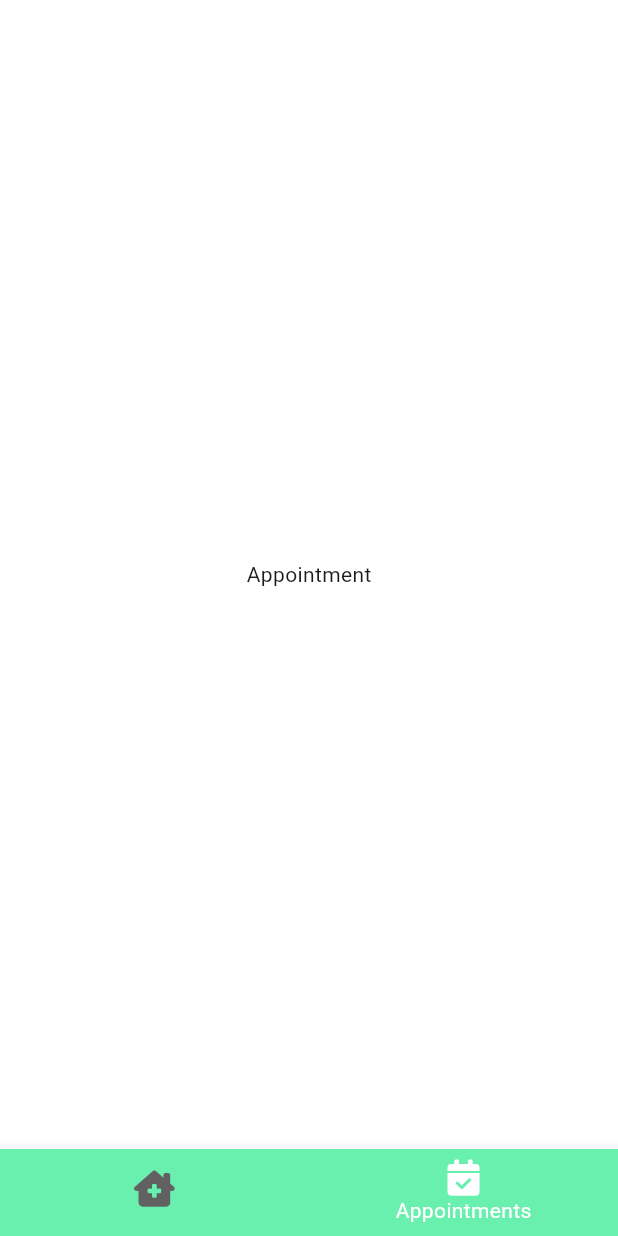
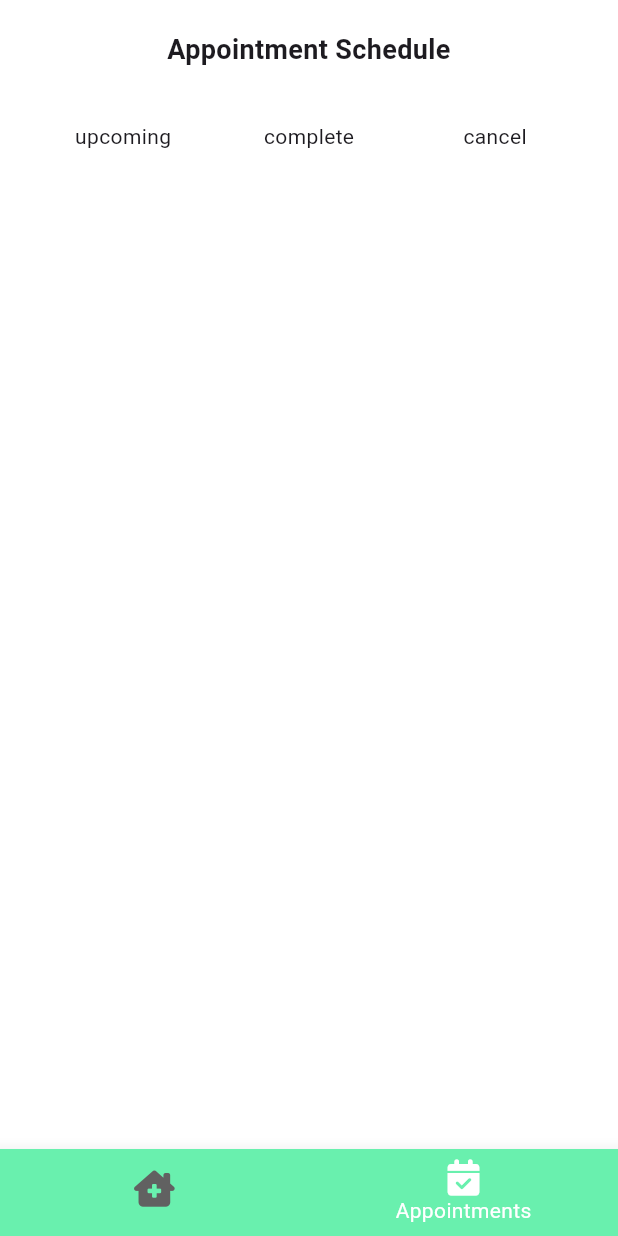
Before and after one commit to maryline321/Flutter, a Flutter app: the MainLayout screen opened by its route, swiped to page 2, on a phone screen of 412 x 824 dp. Run offline on Flutter 3.47's test engine with Material 3 defaults, Android fonts, the phone set to English and light mode, and no system bars; our stand-ins replace font_awesome_flutter.

Commit message:
file updates

```diff
--- a/doctor_appointment/lib/components/login.dart
+++ b/doctor_appointment/lib/components/login.dart
@@ -1,10 +1,6 @@
 
-import 'package:doctor_appointment/components/button.dart';
 import 'package:doctor_appointment/utils/config.dart';
-import 'package:doctor_appointment/utils/main_layout.dart';
 import 'package:flutter/material.dart';
-import 'package:get/get.dart';
-import 'package:get/get_core/src/get_main.dart';
 
 import '../utils/text.dart';
 
--- a/doctor_appointment/lib/components/social_button.dart
+++ b/doctor_appointment/lib/components/social_button.dart
@@ -3,9 +3,9 @@ import 'package:flutter/material.dart';
 
 class SocialButton extends StatelessWidget {
   const SocialButton({
-    Key? key,
+    super.key,
     required this.social,
-  }) : super(key: key);
+  });
 
   final String social;
 
--- a/doctor_appointment/lib/main.dart
+++ b/doctor_appointment/lib/main.dart
@@ -1,4 +1,3 @@
-import 'package:doctor_appointment/components/login.dart';
 import 'package:doctor_appointment/screens/auth_page.dart';
 import 'package:doctor_appointment/utils/config.dart';
 import 'package:doctor_appointment/utils/main_layout.dart';
@@ -44,7 +43,7 @@ class MyApp extends StatelessWidget {
       ),
       initialRoute: '/',
       routes: {
-        '/': (context) => const AuthPage(),
+        '/': (context) => AuthPage(),
         'main': (context) => const MainLayout(),
       },
 
--- a/doctor_appointment/lib/screens/appointment_page.dart
+++ b/doctor_appointment/lib/screens/appointment_page.dart
@@ -1,3 +1,4 @@
+import 'package:doctor_appointment/utils/config.dart';
 import 'package:flutter/material.dart';
 
 class AppointmentScreen extends StatefulWidget {
@@ -6,13 +7,109 @@ class AppointmentScreen extends StatefulWidget {
   @override
   State<AppointmentScreen> createState() => _AppointmentScreenState();
 }
+enum FilterStatus {upcoming, complete, cancel}
+class _AppointmentScreenState extends State<AppointmentScreen> {
+FilterStatus status = FilterStatus.upcoming;
+Alignment _alignment = Alignment.centerLeft;
+List<dynamic> schedules = [
+  {
+    "doctor_image":"Richard",
+    "doctor_profile":"assets/images/doctor1.png",
+    "category":"Dental",
+    "status":FilterStatus.upcoming,
+  },
+  {
+    "doctor_image":"Richard",
+    "doctor_profile":"assets/images/doctor1.png",
+    "category":"cardiology",
+    "status":FilterStatus.complete,
+  },
+  {
+    "doctor_image":"Richard",
+    "doctor_profile":"assets/images/doctor1.png",
+    "category":"DentRespiration",
+    "status":FilterStatus.cancel,
+  }
 
-class _AppointmentScreenState extends State<AppointmentScreen> {
+];
 
   @override
   Widget build(BuildContext context) {
-    return const Center(
-      child: Text('Appointment'),
+
+    List<dynamic> filteredSchedules = schedules.where((var schedule) {
+      // switch (schedule['status']) {
+      //   case 'upcoming':
+      //     schedule['status'] = FilterStatus.upcoming;
+      //     break;
+      //   case 'complete':
+      //     schedule['status'] = FilterStatus.upcoming;
+      //     break;
+      //   case 'cancel':
+      //     schedule['status'] = FilterStatus.upcoming;
+      //     break;
+      // }
+      return schedule['status'] == status ;
+    }).toList();
+
+    return SafeArea(
+      child: Padding(
+        padding: const EdgeInsets.only(left: 20, top: 20, right: 20),
+        child: Column(
+          crossAxisAlignment: CrossAxisAlignment.stretch,
+            children: <Widget>[
+              const Text(
+                'Appointment Schedule',
+                textAlign: TextAlign.center,
+                style: TextStyle(
+                  fontSize: 18,
+                  fontWeight: FontWeight.bold,
+                ),
+
+              ),
+              Config.spaceSmall,
+              Stack(
+                children: [
+                  Container(
+                    width: double.infinity,
+                    height: 40,
+                    decoration: BoxDecoration(
+                      color: Colors.white,
+                      borderRadius: BorderRadius.circular(20),
+                    ),
+                    child: Row(
+                      mainAxisAlignment: MainAxisAlignment.spaceBetween,
+                      children: [
+                        for (FilterStatus filterStatus in FilterStatus.values)
+                          Expanded(child: GestureDetector(
+                            onTap: () {
+                              setState((){
+                                if (filterStatus == FilterStatus.upcoming) {
+                                  status = FilterStatus.upcoming;
+                                  _alignment = Alignment.centerLeft;
+                                }
+                                else if (filterStatus == FilterStatus.complete) {
+                                  status = FilterStatus.complete;
+                                  _alignment = Alignment.centerLeft;
+                                }
+                                else if (filterStatus == FilterStatus.cancel) {
+                                  status = FilterStatus.cancel;
+                                  _alignment = Alignment.centerLeft;
+                                }
+                              });
+                            },
+                            child: Center(
+                              child: Text(filterStatus.name),
+                            ),
+                          ))
+                      ],
+                    ),
+                  ),
+                ],
+              )
+
+            ],
+        ),
+      ),
     );
   }
 }
--- a/doctor_appointment/lib/screens/auth_page.dart
+++ b/doctor_appointment/lib/screens/auth_page.dart
@@ -3,13 +3,10 @@ import 'package:doctor_appointment/components/social_button.dart';
 import 'package:doctor_appointment/utils/config.dart';
 import 'package:doctor_appointment/utils/text.dart';
 import 'package:flutter/material.dart';
-import 'package:get/get.dart';
-import 'package:get/get_core/src/get_main.dart';
 
-import '../utils/main_layout.dart';
 
 class AuthPage extends StatefulWidget {
-  const AuthPage({Key? key});
+  const AuthPage({super.key});
 
   @override
   State<AuthPage> createState() => _AuthPageState();
--- a/doctor_appointment/lib/utils/main_layout.dart
+++ b/doctor_appointment/lib/utils/main_layout.dart
@@ -4,7 +4,7 @@ import 'package:flutter/material.dart';
 import 'package:font_awesome_flutter/font_awesome_flutter.dart';
 
 class MainLayout extends StatefulWidget {
-  const MainLayout({Key? key});
+  const MainLayout({super.key});
 
   @override
   State<MainLayout> createState() => _MainLayoutState();
@@ -37,7 +37,7 @@ class _MainLayoutState extends State<MainLayout> {
             setState(() {
               currentPage = page;
               _page.animateToPage(page,
-                  duration: Duration(milliseconds: 500),
+                  duration: const Duration(milliseconds: 500),
                   curve: Curves.easeInOut,
               );
             });
```
